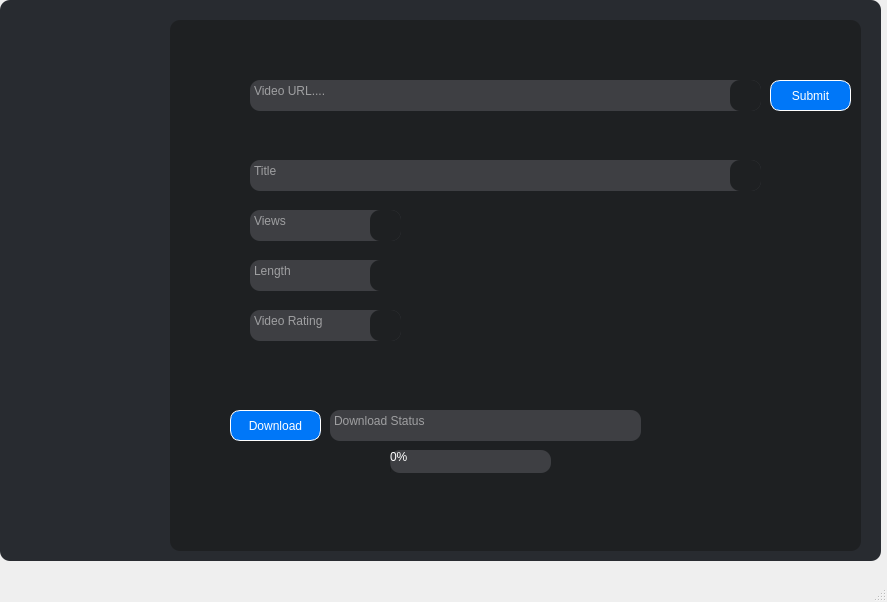
The window that main.ui (mohammedyazid/Youtube-Video-Downloader) describes before a commit, drawn with Qt 5.
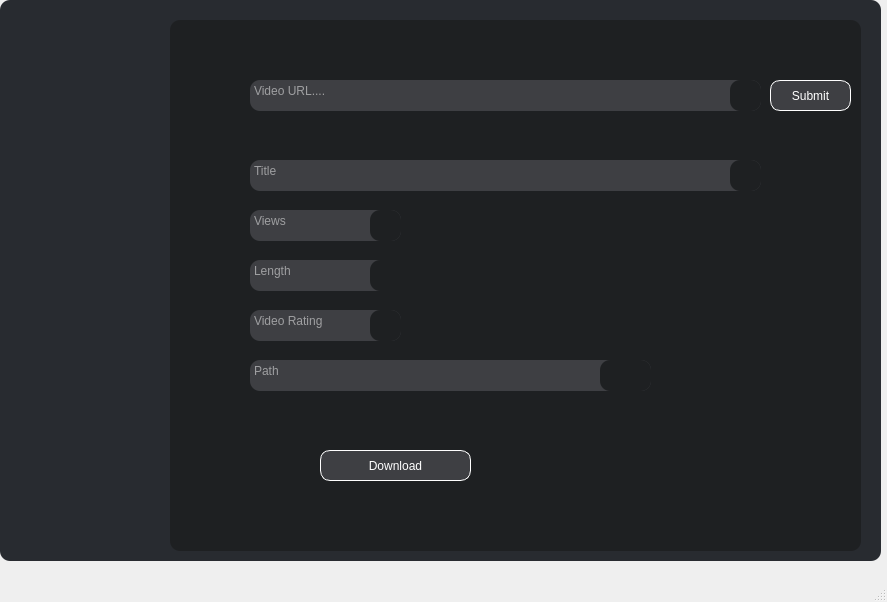
The same window after the commit. Icons and pictures are not drawn.

Patch:
```diff
--- a/main.ui
+++ b/main.ui
@@ -118,7 +118,7 @@
 text-transform: uppercase;
 text-align: center;
 line-height: 1;
-background-color :rgb(0, 119, 248);
+background-color: rgb(62, 63, 67);
 
 outline: none;  
     
@@ -276,9 +276,9 @@
       </property>
       <property name="geometry">
        <rect>
-        <x>160</x>
-        <y>390</y>
-        <width>311</width>
+        <x>310</x>
+        <y>430</y>
+        <width>181</width>
         <height>31</height>
        </rect>
       </property>
@@ -286,7 +286,7 @@
        <cursorShape>IBeamCursor</cursorShape>
       </property>
       <property name="styleSheet">
-       <string notr="true">background-color: rgb(62, 63, 67);
+       <string notr="true">background-color: rgb(30, 32, 34);
 color:white;
 border-style: solid;
 border-width: 0px;
@@ -305,7 +305,7 @@
 &lt;p align=&quot;center&quot; style=&quot;-qt-paragraph-type:empty; margin-top:0px; margin-bottom:0px; margin-left:0px; margin-right:0px; -qt-block-indent:0; text-indent:0px;&quot;&gt;&lt;br /&gt;&lt;/p&gt;&lt;/body&gt;&lt;/html&gt;</string>
       </property>
       <property name="placeholderText">
-       <string>Download Status</string>
+       <string/>
       </property>
      </widget>
      <widget class="QPushButton" name="pushButton">
@@ -438,36 +438,12 @@
        </size>
       </property>
      </widget>
-     <widget class="QProgressBar" name="progressBar">
-      <property name="enabled">
-       <bool>true</bool>
-      </property>
-      <property name="geometry">
-       <rect>
-        <x>220</x>
-        <y>430</y>
-        <width>161</width>
-        <height>23</height>
-       </rect>
-      </property>
-      <property name="styleSheet">
-       <string notr="true">background-color: rgb(62, 63, 67);
-color:white;
-border-style: solid;
-border-width: 0px;
-border-radius: 10px;
-</string>
-      </property>
-      <property name="value">
-       <number>0</number>
-      </property>
-     </widget>
      <widget class="QPushButton" name="DOWNLOAD">
       <property name="geometry">
        <rect>
-        <x>60</x>
-        <y>390</y>
-        <width>91</width>
+        <x>150</x>
+        <y>430</y>
+        <width>151</width>
         <height>31</height>
        </rect>
       </property>
@@ -483,7 +459,7 @@
 text-transform: uppercase;
 text-align: center;
 line-height: 1;
-background-color :rgb(0, 119, 248);
+background-color: rgb(62, 63, 67);
 
 outline: none;  
     
@@ -503,8 +479,92 @@
       </property>
       <property name="iconSize">
        <size>
-        <width>40</width>
-        <height>40</height>
+        <width>25</width>
+        <height>25</height>
+       </size>
+      </property>
+     </widget>
+     <widget class="QTextEdit" name="title_2">
+      <property name="enabled">
+       <bool>false</bool>
+      </property>
+      <property name="geometry">
+       <rect>
+        <x>80</x>
+        <y>340</y>
+        <width>401</width>
+        <height>31</height>
+       </rect>
+      </property>
+      <property name="cursor" stdset="0">
+       <cursorShape>IBeamCursor</cursorShape>
+      </property>
+      <property name="styleSheet">
+       <string notr="true">background-color: rgb(62, 63, 67);
+color:white;
+border-style: solid;
+border-width: 0px;
+border-radius: 10px;
+
+</string>
+      </property>
+      <property name="verticalScrollBarPolicy">
+       <enum>Qt::ScrollBarAlwaysOff</enum>
+      </property>
+      <property name="undoRedoEnabled">
+       <bool>true</bool>
+      </property>
+      <property name="placeholderText">
+       <string>Path </string>
+      </property>
+     </widget>
+     <widget class="QPushButton" name="path_button">
+      <property name="geometry">
+       <rect>
+        <x>430</x>
+        <y>340</y>
+        <width>51</width>
+        <height>31</height>
+       </rect>
+      </property>
+      <property name="styleSheet">
+       <string notr="true">QPushButton {
+transition: all .5s ease;
+color:white;
+	font: 75 11pt &quot;Chilanka&quot;;
+border-style: solid;
+border-width: 0px;
+border-radius: 10px;
+
+text-transform: uppercase;
+text-align: center;
+line-height: 1;
+background-color: rgb(30, 32, 34);
+
+outline: none;  
+    
+}
+QPushButton:hover {
+    color:rgb(24, 33, 62);
+    background-color: white;;
+}
+
+
+
+
+</string>
+      </property>
+      <property name="text">
+       <string/>
+      </property>
+      <property name="icon">
+       <iconset>
+        <normaloff>Icons/folder (1).png</normaloff>Icons/folder (1).png</iconset>
+      </property>
+      <property name="iconSize">
+       <size>
+        <width>25</width>
+        <height>25</height>
        </size>
       </property>
      </widget>
```
Left out of the diff: 17 changed lines with no effect on the pictures.
